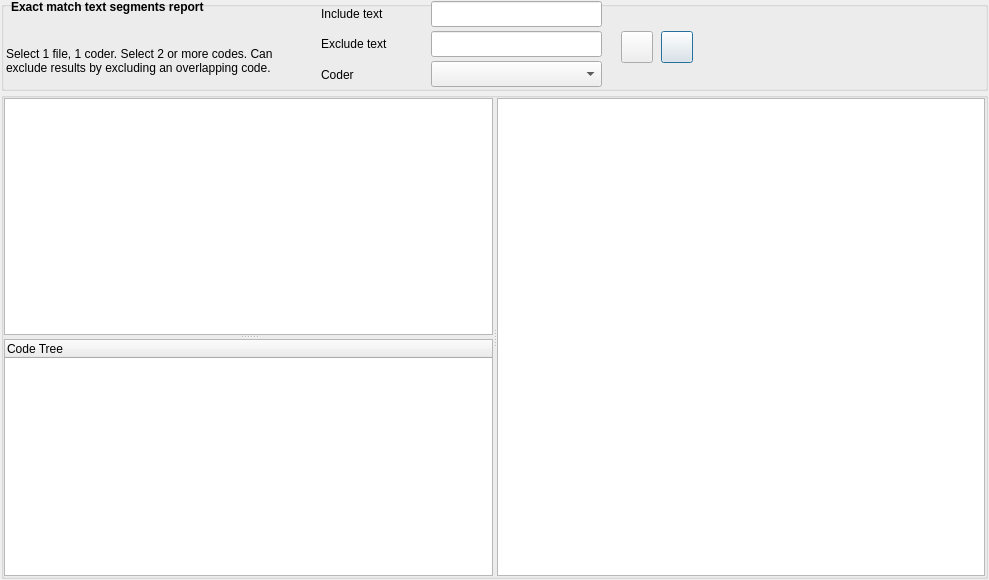
Before: the Qt Designer form GUI_UIs/ui_report_matching_segments.ui in ccbogel/QualCoder, drawn with Qt 5.
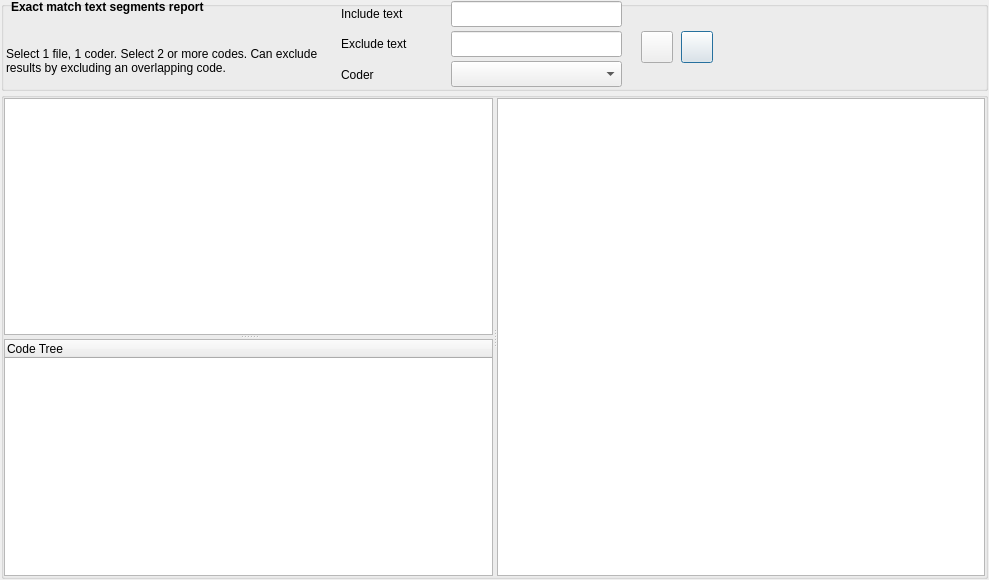
After: the same form once the commit is applied.

The edit to the form file:
```diff
--- a/GUI_UIs/ui_report_matching_segments.ui
+++ b/GUI_UIs/ui_report_matching_segments.ui
@@ -58,7 +58,7 @@
      <widget class="QComboBox" name="comboBox_coders">
       <property name="geometry">
        <rect>
-        <x>430</x>
+        <x>450</x>
         <y>60</y>
         <width>171</width>
         <height>26</height>
@@ -99,7 +99,7 @@
      <widget class="QLabel" name="label_coder">
       <property name="geometry">
        <rect>
-        <x>320</x>
+        <x>340</x>
         <y>60</y>
         <width>111</width>
         <height>28</height>
@@ -115,7 +115,7 @@
      <widget class="QPushButton" name="pushButton_export_odt">
       <property name="geometry">
        <rect>
-        <x>660</x>
+        <x>680</x>
         <y>30</y>
         <width>32</width>
         <height>32</height>
@@ -131,7 +131,7 @@
      <widget class="QPushButton" name="pushButton_run">
       <property name="geometry">
        <rect>
-        <x>620</x>
+        <x>640</x>
         <y>30</y>
         <width>32</width>
         <height>32</height>
@@ -147,7 +147,7 @@
      <widget class="QLabel" name="label_include">
       <property name="geometry">
        <rect>
-        <x>320</x>
+        <x>340</x>
         <y>0</y>
         <width>111</width>
         <height>26</height>
@@ -160,7 +160,7 @@
      <widget class="QLabel" name="label_exclude">
       <property name="geometry">
        <rect>
-        <x>320</x>
+        <x>340</x>
         <y>30</y>
         <width>111</width>
         <height>26</height>
@@ -173,7 +173,7 @@
      <widget class="QLineEdit" name="lineEdit_include">
       <property name="geometry">
        <rect>
-        <x>430</x>
+        <x>450</x>
         <y>0</y>
         <width>171</width>
         <height>26</height>
@@ -183,7 +183,7 @@
      <widget class="QLineEdit" name="lineEdit_exclude">
       <property name="geometry">
        <rect>
-        <x>430</x>
+        <x>450</x>
         <y>30</y>
         <width>171</width>
         <height>26</height>
@@ -195,7 +195,7 @@
        <rect>
         <x>5</x>
         <y>34</y>
-        <width>300</width>
+        <width>331</width>
         <height>51</height>
        </rect>
       </property>
```
Left out of the diff: 6 changed lines with no effect on the pictures.
